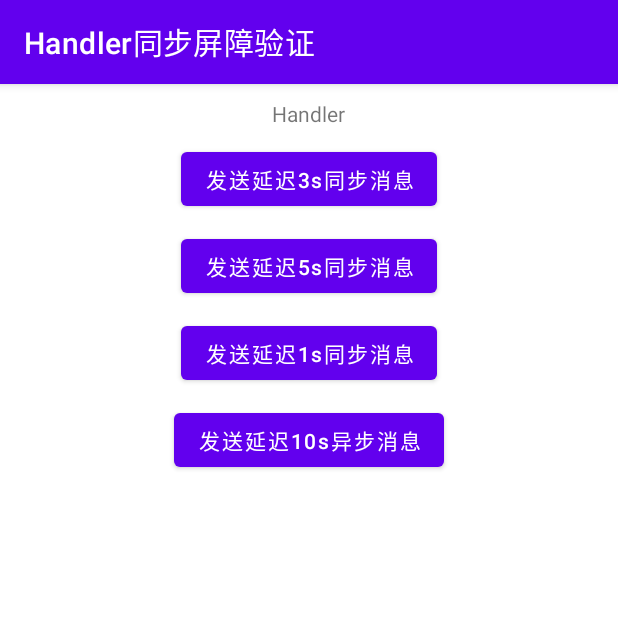
After one commit to ljzjohnliu/JavaStudy, an Android app: the SyncBarrierActivity screen opened directly, with no data from a screen before it, on a phone screen of 412 x 824 dp, the top half of it. The commit adds this screen. Run offline under Robolectric (Android 15) with nearby library versions, the phone set to English and light mode, and no system bars; our stand-ins replace ButterKnife.

Commit message:
Handler同步屏障和Callback

```diff
--- a/app/src/main/AndroidManifest.xml
+++ b/app/src/main/AndroidManifest.xml
@@ -64,6 +64,10 @@
         <activity
             android:name="com.study.android.event.TestEventActivity2"
             android:exported="true" />
+        <activity
+            android:name="com.study.android.handler.SyncBarrierActivity"
+            android:exported="true"
+            android:label="Handler同步屏障验证" />
         <activity
             android:name="com.study.android.handler.HandlerActivity"
             android:exported="true"
--- /dev/null
+++ b/app/src/main/java/com/study/android/handler/SyncBarrierActivity.java
@@ -0,0 +1,107 @@
+package com.study.android.handler;
+
+import android.os.Bundle;
+import android.os.Handler;
+import android.os.Looper;
+import android.os.Message;
+import android.util.Log;
+import android.view.View;
+import android.widget.LinearLayout;
+import android.widget.TextView;
+
+import androidx.annotation.NonNull;
+import androidx.appcompat.app.AppCompatActivity;
+
+import com.study.android.R;
+import com.study.android.utils.Utils;
+
+import butterknife.BindView;
+import butterknife.ButterKnife;
+import butterknife.OnClick;
+
+public class SyncBarrierActivity extends AppCompatActivity {
+
+    private static final String TAG = "SyncBarrier";
+    @BindView(R.id.test_tv)
+    TextView testTv;
+
+    @OnClick({R.id.btn_sync_1, R.id.btn_sync_2, R.id.btn_sync_3, R.id.btn_async_1})
+    public void onClick(View view) {
+        switch (view.getId()) {
+            case R.id.btn_sync_1:
+//                TextView textView = new TextView(this);
+//                for (int i = 0; i < 10; i++) {
+//                    Message msg = Message.obtain();
+//                    msg.obj = i + "的消息";
+//                    mainHandler.sendMessage(msg);
+//                }
+
+                for (int i = 0; i < 3; i++) {
+                    Message msg = Message.obtain();
+                    msg.obj = i + "的异步消息";
+                    msg.setAsynchronous(true);
+                    mainHandler2.sendMessage(msg);
+                    testTv.setText(i + "我要刷新这个View");
+                }
+                break;
+            case R.id.btn_sync_2:
+                LinearLayout.LayoutParams layoutParams = (LinearLayout.LayoutParams)testTv.getLayoutParams();
+                layoutParams.topMargin = 40;
+                testTv.setLayoutParams(layoutParams);
+                testTv.setText("我要刷新这个View");
+                break;
+            case R.id.btn_sync_3:
+                break;
+            case R.id.btn_async_1:
+                break;
+        }
+    }
+
+    //自定义Handler子类（继承Handler类） & 复写handleMessage（）方法
+    class MyHandler extends Handler {
+
+        public MyHandler() {
+            super();
+        }
+
+        public MyHandler(Looper looper, Handler.Callback callback) {
+            super(looper, callback);
+        }
+
+        @Override
+        public void handleMessage(Message msg) {
+            Log.d(TAG, "MyHandler, handleMessage: msg = " + msg);
+        }
+    }
+
+    /**
+     * 方式1：新建Handler子类（内部类）
+     * 创建与主线程关联的Handler
+     * 以下操作是两个Handler都绑定在了主线程上，使用的是同一个Looper
+     * 1个线程（Thread）只能绑定 1个循环器（Looper），但可以有多个处理者（Handler）
+     * 1个循环器（Looper） 可绑定多个处理者（Handler）
+     * 1个处理者（Handler） 只能绑定1个1个循环器（Looper）
+     * 尽管mainHandler和mainHandler2共用了一个Looper以及Message Queue，Looper取出消息的时候，会把消息发送给创建该消息的处理者Handler
+     */
+    private Handler mainHandler = new MyHandler();
+
+    /**
+     * 创建Handler的时候构造器有Callback的话，优先callback处理message，这个Callback中的handleMessage是有返回值的
+     * 返回false的话，message会继续交给Handler的handleMessage处理，返回true就到此为止！
+     */
+    private Handler mainHandler2 = new MyHandler(Looper.getMainLooper(), new Handler.Callback() {
+        @Override
+        public boolean handleMessage(@NonNull Message msg) {
+            Log.d(TAG, "Callback, handleMessage: msg = " + msg);
+            return false;
+        }
+    });
+
+    @Override
+    protected void onCreate(Bundle savedInstanceState) {
+        super.onCreate(savedInstanceState);
+        setContentView(R.layout.activity_sync_barrier);
+        ButterKnife.bind(this);
+        Log.d(TAG, "onCreate: " + Utils.getPids());
+    }
+}
--- /dev/null
+++ b/app/src/main/res/layout/activity_sync_barrier.xml
@@ -0,0 +1,53 @@
+<?xml version="1.0" encoding="utf-8"?>
+<LinearLayout xmlns:android="http://schemas.android.com/apk/res/android"
+    xmlns:app="http://schemas.android.com/apk/res-auto"
+    xmlns:tools="http://schemas.android.com/tools"
+    android:layout_width="match_parent"
+    android:layout_height="match_parent"
+    android:orientation="vertical"
+    tools:context="com.study.android.activity.MainActivity">
+
+    <TextView
+        android:id="@+id/test_tv"
+        android:layout_width="wrap_content"
+        android:layout_height="wrap_content"
+        android:layout_gravity="center_horizontal"
+        android:layout_marginTop="10dp"
+        android:text="Handler"/>
+
+    <Button
+        android:id="@+id/btn_sync_1"
+        android:layout_width="wrap_content"
+        android:layout_height="wrap_content"
+        android:layout_gravity="center_horizontal"
+        android:layout_marginTop="10dp"
+        android:text="发送延迟3s同步消息"
+        android:textAllCaps="false" />
+
+    <Button
+        android:id="@+id/btn_sync_2"
+        android:layout_width="wrap_content"
+        android:layout_height="wrap_content"
+        android:layout_gravity="center_horizontal"
+        android:layout_marginTop="10dp"
+        android:text="发送延迟5s同步消息"
+        android:textAllCaps="false" />
+
+    <Button
+        android:id="@+id/btn_sync_3"
+        android:layout_width="wrap_content"
+        android:layout_height="wrap_content"
+        android:layout_gravity="center_horizontal"
+        android:layout_marginTop="10dp"
+        android:text="发送延迟1s同步消息"
+        android:textAllCaps="false"/>
+
+    <Button
+        android:id="@+id/btn_async_1"
+        android:layout_width="wrap_content"
+        android:layout_height="wrap_content"
+        android:layout_gravity="center_horizontal"
+        android:layout_marginTop="10dp"
+        android:text="发送延迟10s异步消息"
+        android:textAllCaps="false"/>
+</LinearLayout>
```
Also changed, not shown: app/src/main/java/com/study/android/activity/MainActivity.java (+6 -2 lines), app/src/main/java/com/study/android/handler/HandlerActivity3.java (+0 -12 lines), app/src/main/res/layout/activity_main.xml (+9 -0 lines).
